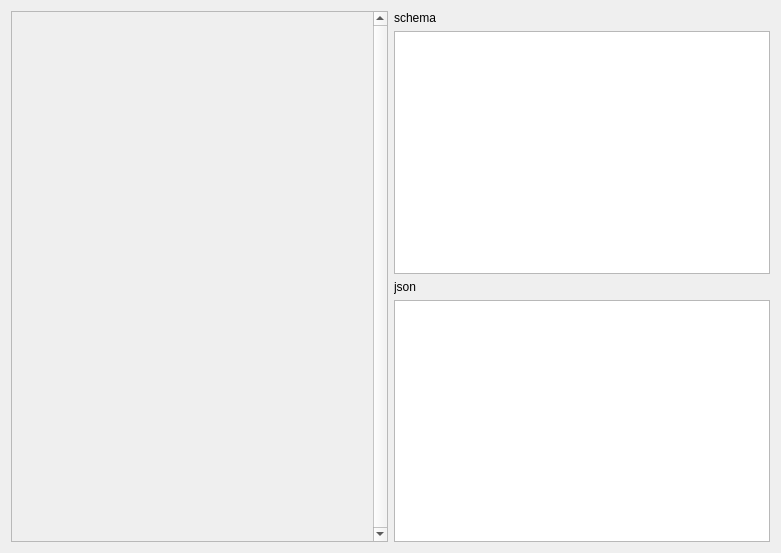
This is src/ui/EditorDialog.ui in Jarod42/QtJsonEditor as Qt 5 draws it before an edit. The edited form follows.
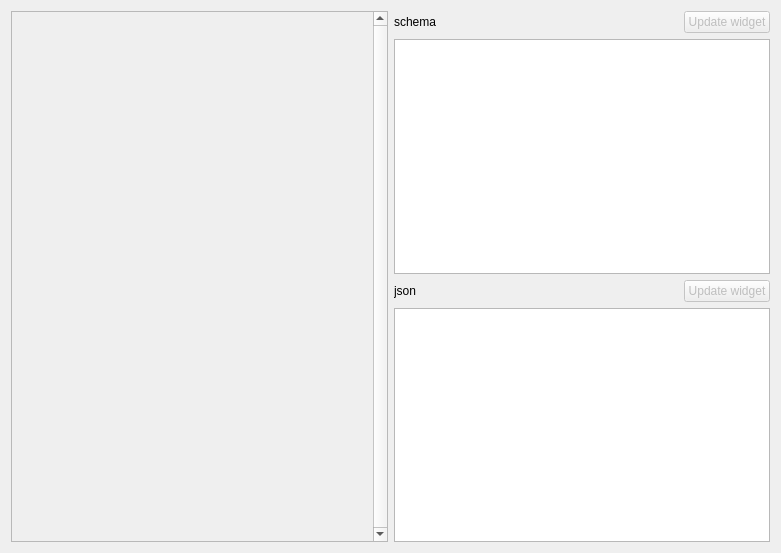
This is the edited form. Custom widgets are drawn as their Qt base class.

Commit message: Add button to update schema/json manually. Validate schema against draft-07 schema.

```diff
--- a/src/ui/EditorDialog.ui
+++ b/src/ui/EditorDialog.ui
@@ -39,6 +39,8 @@
      <item>
       <layout class="QVBoxLayout" name="verticalLayout">
        <item>
+        <layout class="QHBoxLayout" name="horizontalLayout_5">
+         <item>
         <widget class="QLabel" name="label_schema">
          <property name="text">
           <string>schema</string>
@@ -46,6 +48,31 @@
         </widget>
        </item>
        <item>
+          <spacer name="horizontalSpacer_2">
+           <property name="orientation">
+            <enum>Qt::Horizontal</enum>
+           </property>
+           <property name="sizeHint" stdset="0">
+            <size>
+             <width>40</width>
+             <height>20</height>
+            </size>
+           </property>
+          </spacer>
+         </item>
+         <item>
+          <widget class="QPushButton" name="pushButton_updateSchema">
+           <property name="enabled">
+            <bool>false</bool>
+           </property>
+           <property name="text">
+            <string>Update widget</string>
+           </property>
+          </widget>
+         </item>
+        </layout>
+       </item>
+       <item>
         <widget class="QTextEdit" name="textEdit_schema">
          <property name="lineWrapMode">
           <enum>QTextEdit::NoWrap</enum>
@@ -53,11 +80,38 @@
         </widget>
        </item>
        <item>
+        <layout class="QHBoxLayout" name="horizontalLayout_2">
+         <item>
         <widget class="QLabel" name="label_json">
          <property name="text">
           <string>json</string>
          </property>
         </widget>
+         </item>
+         <item>
+          <spacer name="horizontalSpacer">
+           <property name="orientation">
+            <enum>Qt::Horizontal</enum>
+           </property>
+           <property name="sizeHint" stdset="0">
+            <size>
+             <width>40</width>
+             <height>20</height>
+            </size>
+           </property>
+          </spacer>
+         </item>
+         <item>
+          <widget class="QPushButton" name="pushButton_updateJsonValue">
+           <property name="enabled">
+            <bool>false</bool>
+           </property>
+           <property name="text">
+            <string>Update widget</string>
+           </property>
+          </widget>
+         </item>
+        </layout>
        </item>
        <item>
         <widget class="QTextEdit" name="textEdit_json">
```
Lines whose indentation alone changed are shown as unchanged. The commit also changes 2 other files.
